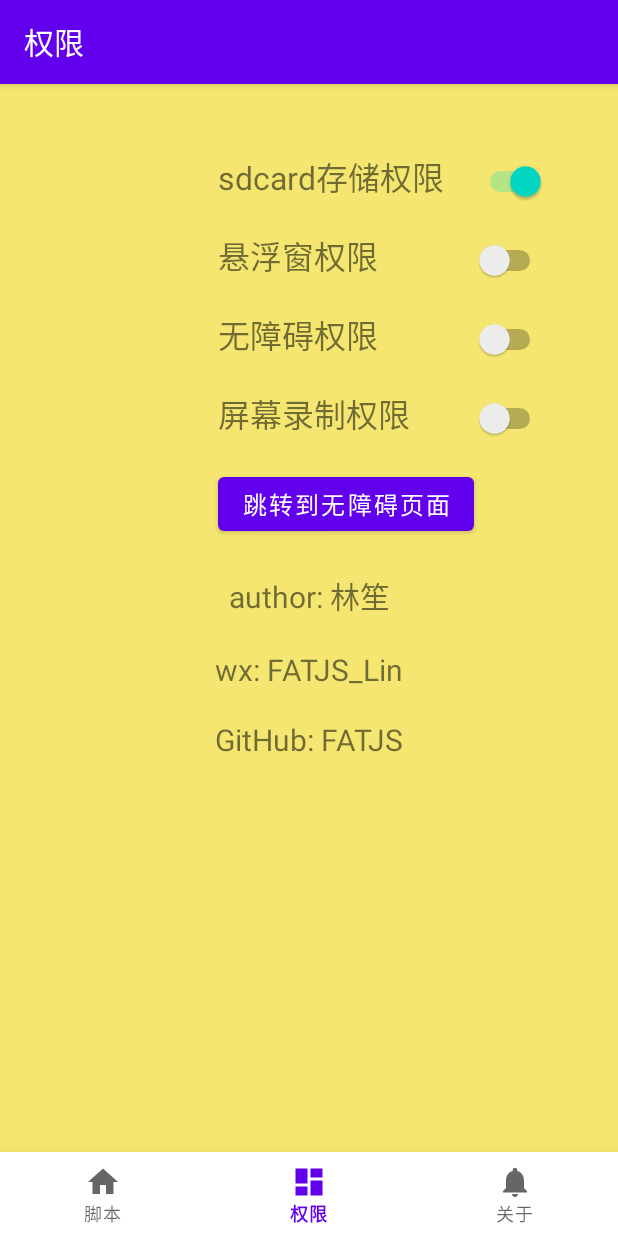
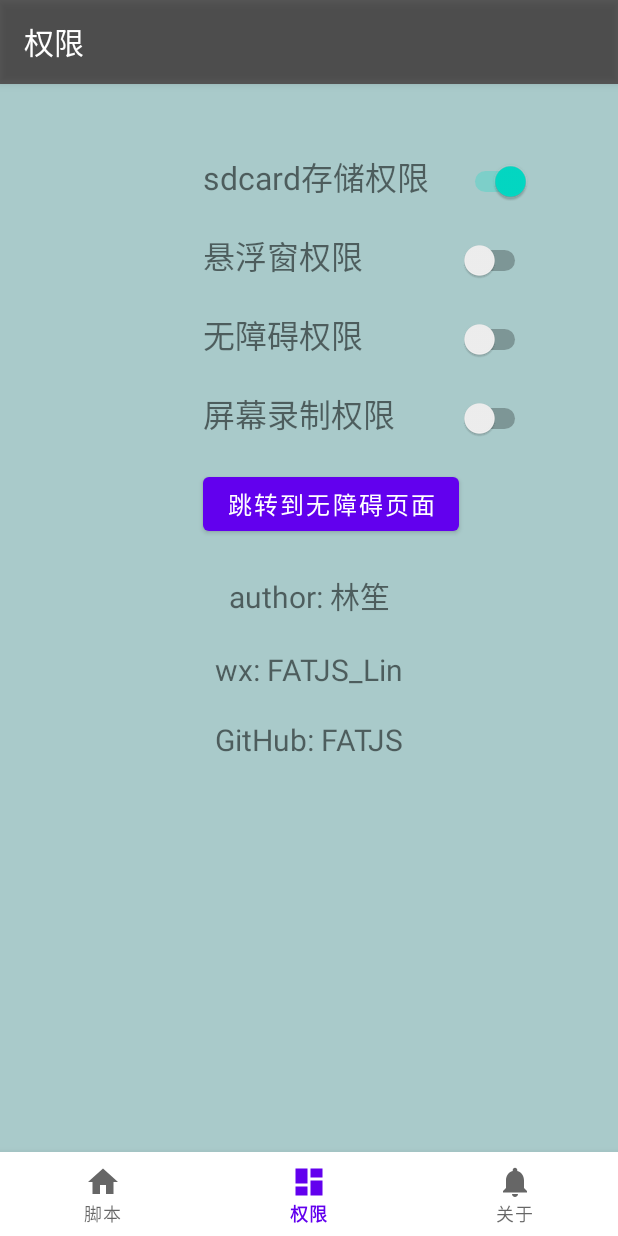
Before and after one commit to 1754048656/FATJS, an Android app: the DashboardFragment screen opened through its navigation route, on a phone screen of 412 x 824 dp. Run offline under Robolectric (Android 15) with nearby library versions, the phone set to English and light mode, and no system bars; our stand-ins replace navigation-ui; libraries missing offline, so code that uses them is left out: com.hjq.permissions.

Commit message:
add find color

```diff
--- a/app/src/main/AndroidManifest.xml
+++ b/app/src/main/AndroidManifest.xml
@@ -26,7 +26,7 @@
         android:allowBackup="true"
         android:dataExtractionRules="@xml/data_extraction_rules"
         android:fullBackupContent="@xml/backup_rules"
-        android:icon="@drawable/logo3"
+        android:icon="@drawable/logo_black"
         android:label="@string/app_name"
         android:supportsRtl="true"
         android:theme="@style/Theme.FATJS"
--- a/app/src/main/java/com/linsheng/FATJS/aione_editor/MainActivity.java
+++ b/app/src/main/java/com/linsheng/FATJS/aione_editor/MainActivity.java
@@ -4,6 +4,8 @@ import static com.linsheng.FATJS.config.GlobalVariableHolder.*;
 import static com.linsheng.FATJS.node.AccUtils.printLogMsg;
 
 import android.content.Intent;
+import android.graphics.Color;
+import android.graphics.drawable.ColorDrawable;
 import android.os.Build;
 import android.os.Bundle;
 import android.provider.Settings;
@@ -12,6 +14,7 @@ import android.util.DisplayMetrics;
 import android.util.Log;
 import android.view.Display;
 import android.view.View;
+import android.view.Window;
 import android.widget.Button;
 import android.widget.Toast;
 
@@ -20,7 +23,9 @@ import com.google.android.material.bottomnavigation.BottomNavigationView;
 import androidx.annotation.NonNull;
 import androidx.annotation.Nullable;
 import androidx.annotation.RequiresApi;
+import androidx.appcompat.app.ActionBar;
 import androidx.appcompat.app.AppCompatActivity;
+import androidx.core.content.ContextCompat;
 import androidx.fragment.app.Fragment;
 import androidx.fragment.app.FragmentManager;
 import androidx.navigation.NavController;
@@ -55,6 +60,13 @@ public class MainActivity extends AppCompatActivity {
     @Override
     protected void onCreate(Bundle savedInstanceState) {
         super.onCreate(savedInstanceState);
+        ActionBar actionBar = getSupportActionBar();
+        Window window = getWindow();
+        window.setStatusBarColor(ContextCompat.getColor(this, R.color.title_color));
+        if (actionBar != null) {
+            actionBar.setBackgroundDrawable(new ColorDrawable(Color.argb(165,0,0,0)));
+        }
+
         context = getApplicationContext();
         // 开启前台服务 未适配低版本安卓
         openForwardService();
--- a/app/src/main/java/com/linsheng/FATJS/findColor/config/CaptureScreenService.java
+++ b/app/src/main/java/com/linsheng/FATJS/findColor/config/CaptureScreenService.java
@@ -52,9 +52,9 @@ public class CaptureScreenService extends Service {
         Intent nfIntent = new Intent(this, MainActivity.class); //点击后跳转的界面，可以设置跳转数据
 
         builder.setContentIntent(PendingIntent.getActivity(this, 0, nfIntent, PendingIntent.FLAG_IMMUTABLE)) // 设置PendingIntent
-                .setLargeIcon(BitmapFactory.decodeResource(this.getResources(), R.drawable.logo3)) // 设置下拉列表中的图标(大图标)
+                .setLargeIcon(BitmapFactory.decodeResource(this.getResources(), R.drawable.logo_black)) // 设置下拉列表中的图标(大图标)
                 .setContentTitle("屏幕捕捉正在运行") // 设置下拉列表里的标题
-                .setSmallIcon(R.drawable.logo3) // 设置状态栏内的小图标@mipmap/ic_launcher
+                .setSmallIcon(R.drawable.logo_black) // 设置状态栏内的小图标@mipmap/ic_launcher
                 .setContentText("CaptureScreenService is running......") // 设置上下文内容
                 .setWhen(System.currentTimeMillis()); // 设置该通知发生的时间
 
--- a/app/src/main/res/layout/activity_main.xml
+++ b/app/src/main/res/layout/activity_main.xml
@@ -6,8 +6,6 @@
     android:layout_width="match_parent"
     android:layout_height="match_parent"
     >
-<!--    android:paddingTop="?attr/actionBarSize"-->
-
 
     <com.google.android.material.bottomnavigation.BottomNavigationView
         android:id="@+id/nav_view"
--- a/app/src/main/res/layout/fragment_dashboard.xml
+++ b/app/src/main/res/layout/fragment_dashboard.xml
@@ -4,7 +4,7 @@
     xmlns:tools="http://schemas.android.com/tools"
     android:layout_width="match_parent"
     android:layout_height="match_parent"
-    android:background="#F4E670"
+    android:background="@color/background_color"
     tools:context=".ui.dashboard.DashboardFragment">
 
     <TextView
@@ -33,7 +33,7 @@
         <TableRow>
 
             <TextView
-                android:layout_width="130dp"
+                android:layout_width="120dp"
                 android:layout_height="10dp"
                 android:layout_span="1"
                 android:gravity="center"
--- a/app/src/main/res/layout/fragment_home.xml
+++ b/app/src/main/res/layout/fragment_home.xml
@@ -4,7 +4,7 @@
     xmlns:tools="http://schemas.android.com/tools"
     android:layout_width="match_parent"
     android:layout_height="match_parent"
-    android:background="#F4E670"
+    android:background="@color/background_color"
     tools:context=".ui.home.HomeFragment">
 
     <TextView
--- a/app/src/main/res/layout/fragment_notifications.xml
+++ b/app/src/main/res/layout/fragment_notifications.xml
@@ -2,7 +2,7 @@
 <androidx.constraintlayout.widget.ConstraintLayout xmlns:android="http://schemas.android.com/apk/res/android"
     xmlns:app="http://schemas.android.com/apk/res-auto"
     xmlns:tools="http://schemas.android.com/tools"
-    android:background="#F4E670"
+    android:background="@color/background_color"
     android:layout_width="match_parent"
     android:layout_height="match_parent"
     tools:context=".ui.notifications.NotificationsFragment">
--- a/app/src/main/res/values/colors.xml
+++ b/app/src/main/res/values/colors.xml
@@ -20,8 +20,8 @@
     <item name="insert_btn_bg" type="color">#2A15AB0D</item>
     <item name="vr_color" type="color">#2196F3</item>
     <item name="darkblue" type="color">#2196F3</item>
-    <!--    <item name="white" type="color">#FFF</item>-->
-    <item name="title_color" type="color">#16FFEB3B</item>
+    <item name="background_color" type="color">#A9CACA</item>
+    <item name="title_color" type="color">#000000</item>
     <item name="about_color2" type="color">#FFC107</item>
     <item name="about_color1" type="color">#512196F3</item>
     <color name="about_bg1">#F44336</color>
```
Also changed, not shown: app/src/main/res/drawable/logo.png, app/src/main/res/drawable/logo_black.png (added).
